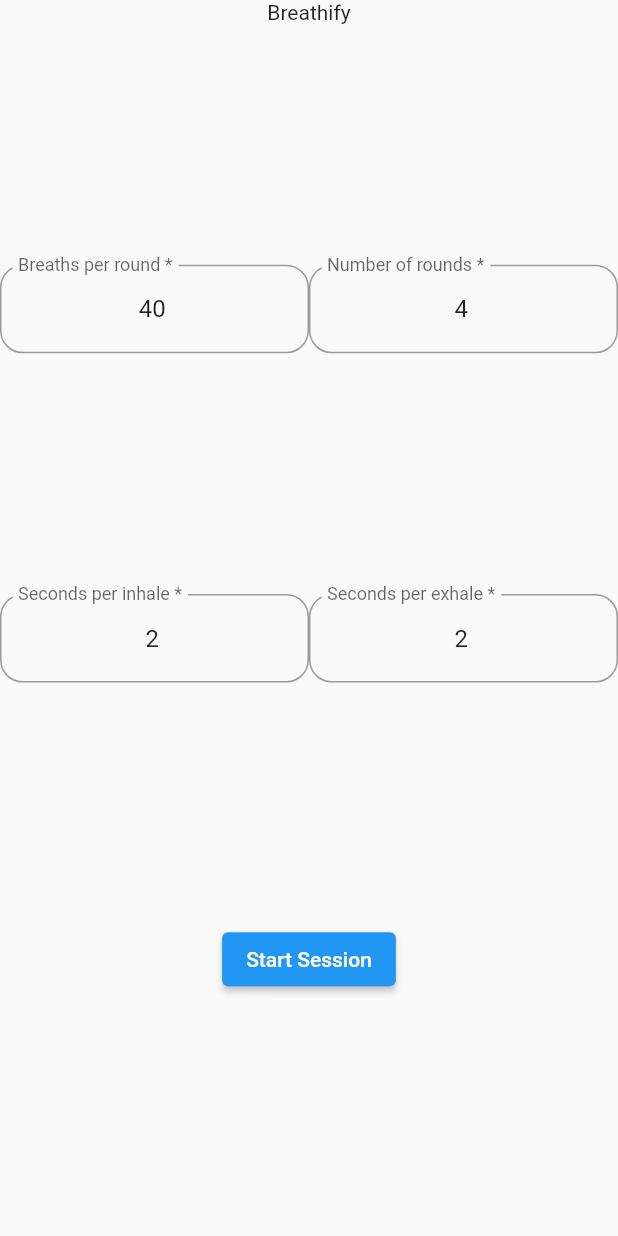
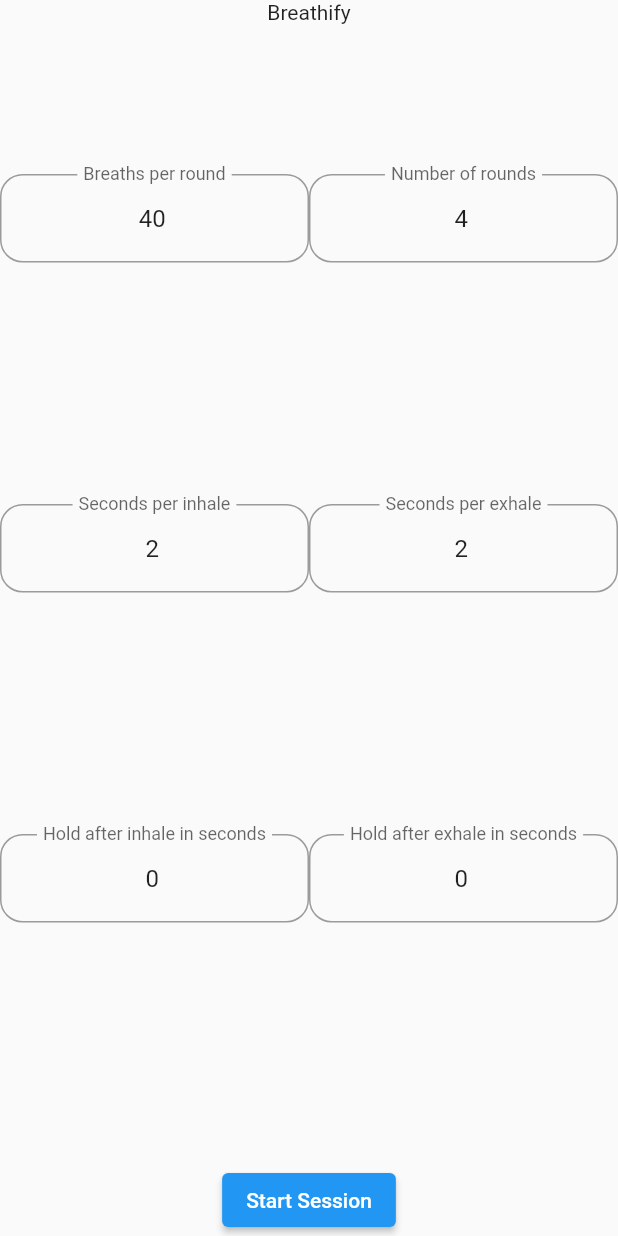
Before and after one commit to Janzi14/breathing_trainer, a Flutter app: the screen it shows after launch, on a phone screen of 412 x 824 dp. Run offline on Flutter 3.47's test engine with Material 2 defaults, Android fonts, the phone set to English and light mode, and no system bars.

Commit message:
add breath hold settings to breathing config form

```diff
--- a/lib/data/input_controller.dart
+++ b/lib/data/input_controller.dart
@@ -5,3 +5,7 @@
 final TextEditingController roundController = TextEditingController(text: '4');
 final TextEditingController inhaleController = TextEditingController(text: '2');
 final TextEditingController exhaleController = TextEditingController(text: '2');
+final TextEditingController inhaleHoldController =
+    TextEditingController(text: '0');
+final TextEditingController exhaleHoldController =
+    TextEditingController(text: '0');
--- a/lib/routes/home.dart
+++ b/lib/routes/home.dart
@@ -10,7 +10,12 @@
       body: Center(
         child: Column(
           children: const [
-            SafeArea(child: Text('Breathify')),
+            Padding(
+              padding: EdgeInsets.only(bottom: 100.0),
+              child: SafeArea(
+                child: Text('Breathify'),
+              ),
+            ),
             BreathingConfigForm(),
           ],
         ),
--- a/lib/widgets/breathing_config_form.dart
+++ b/lib/widgets/breathing_config_form.dart
@@ -19,17 +19,17 @@
       child: Form(
         key: _formKey,
         child: Column(
-          mainAxisAlignment: MainAxisAlignment.spaceEvenly,
+          mainAxisAlignment: MainAxisAlignment.spaceBetween,
           children: [
             Row(
               mainAxisAlignment: MainAxisAlignment.spaceEvenly,
               children: [
                 NumberInputField(
-                  labelText: 'Breaths per round *',
+                  labelText: 'Breaths per round',
                   controller: breathController,
                 ),
                 NumberInputField(
-                  labelText: 'Number of rounds *',
+                  labelText: 'Number of rounds',
                   controller: roundController,
                 ),
               ],
@@ -38,12 +38,25 @@
               mainAxisAlignment: MainAxisAlignment.spaceEvenly,
               children: [
                 NumberInputField(
-                  labelText: 'Seconds per inhale *',
+                  labelText: 'Seconds per inhale',
                   controller: inhaleController,
                 ),
                 NumberInputField(
-                  labelText: 'Seconds per exhale *',
+                  labelText: 'Seconds per exhale',
                   controller: exhaleController,
+                ),
+              ],
+            ),
+            Row(
+              mainAxisAlignment: MainAxisAlignment.spaceEvenly,
+              children: [
+                NumberInputField(
+                  labelText: 'Hold after inhale in seconds',
+                  controller: inhaleHoldController,
+                ),
+                NumberInputField(
+                  labelText: 'Hold after exhale in seconds',
+                  controller: exhaleHoldController,
                 ),
               ],
             ),
--- a/lib/widgets/number_input_field.dart
+++ b/lib/widgets/number_input_field.dart
@@ -21,6 +21,7 @@
         inputFormatters: [FilteringTextInputFormatter.digitsOnly],
         decoration: InputDecoration(
           labelText: labelText,
+          floatingLabelAlignment: FloatingLabelAlignment.center,
           border: const OutlineInputBorder(
             borderRadius: BorderRadius.all(
               Radius.circular(15),
```
